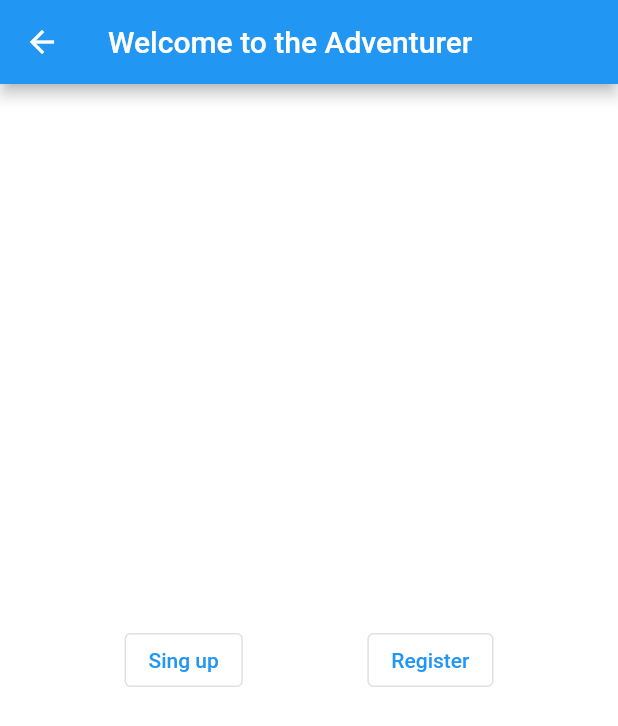
After one commit to albrox9/albabrox_examen_2dam, a Flutter app: the LoginView screen opened by its route, on a phone screen of 412 x 824 dp. The commit adds this screen. Shown: the top 726 px of the screen. Run offline on Flutter 3.47's test engine with Material 2 defaults, Android fonts, the phone set to English and light mode, and no system bars.

Commit message:
LoginView creada

```diff
--- /dev/null
+++ b/lib/login_views/login_view.dart
@@ -0,0 +1,41 @@
+import 'package:flutter/cupertino.dart';
+import 'package:flutter/material.dart';
+
+class LoginView extends StatelessWidget {
+
+  const LoginView({Key? key}) : super(key: key);
+
+  @override
+  Widget build(BuildContext context) {
+    return Scaffold(
+      appBar: AppBar(
+        title: const Text('Welcome to the Adventurer'),
+      ),
+      backgroundColor: Colors.white,
+      body: Center(
+        child: Column(
+          mainAxisAlignment: MainAxisAlignment.center,
+          children: [
+            Row(
+              mainAxisAlignment: MainAxisAlignment.spaceEvenly,
+              children: [
+                OutlinedButton(
+                  onPressed: () {
+
+                  },
+                  child: const Text("Sing up"),
+                ),
+
+                OutlinedButton(
+                  onPressed: () {
+                  },
+                  child: const Text("Register"),
+                )
+              ],
+            )
+          ],
+        ),
+      ),
+    );
+  }
+}
--- a/lib/my_app.dart
+++ b/lib/my_app.dart
@@ -1,4 +1,5 @@
 
+import 'package:albabrox_examen_2dam/login_views/login_view.dart';
 import 'package:flutter/material.dart';
 
 import 'login_views/splash_view.dart';
@@ -15,6 +16,7 @@ class MyApp extends StatelessWidget {
       initialRoute: '/splash_view',
       routes: {
         '/splash_view': (context) => const SplashView(),
+        '/login_view': (context) => const LoginView(),
       },
     );
   }
```
